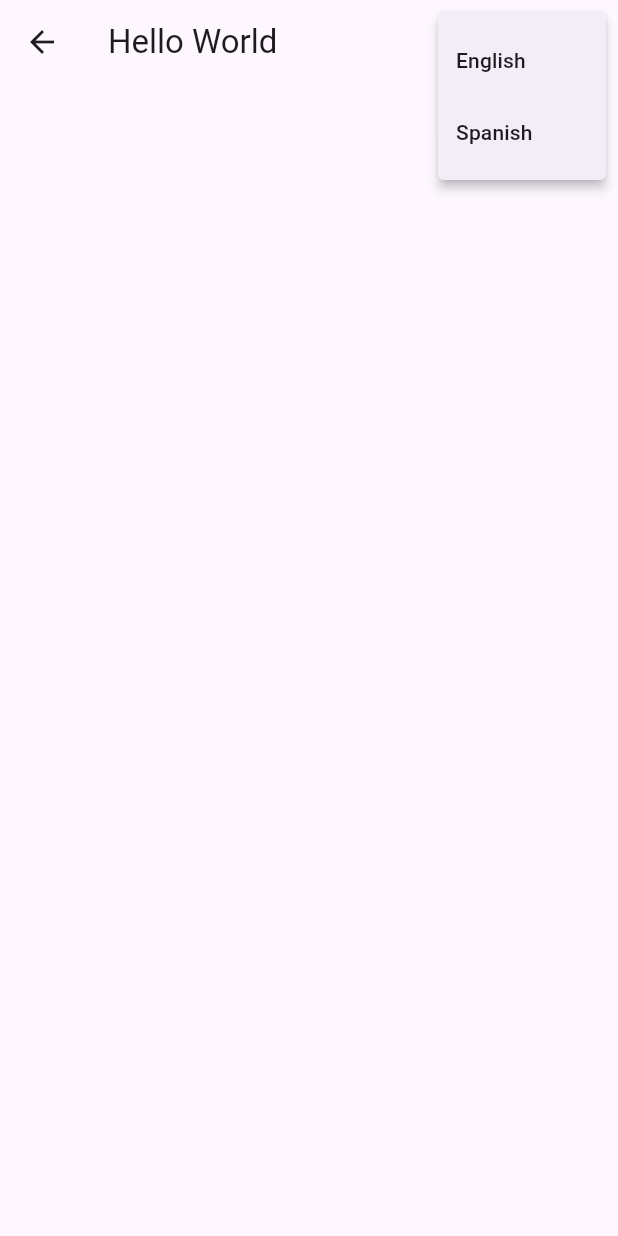
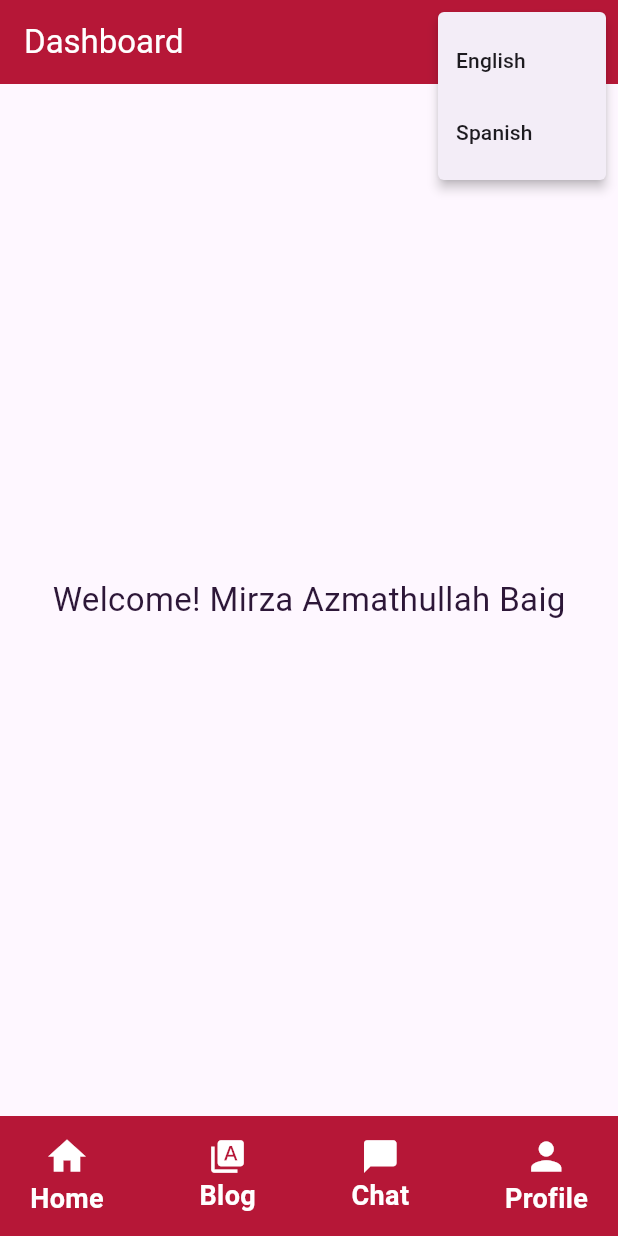
Before and after one commit to Mirzaazmath/flutter_localization_example, a Flutter app: the HomeScreen screen opened directly, after a tap on the "more vert" icon, on a phone screen of 412 x 824 dp. Run offline on Flutter 3.47's test engine with Material 3 defaults, Android fonts, the phone set to English and light mode, and no system bars; our stand-ins replace shared_preferences; accounts and stored records are empty; generated files the repository leaves out were written again.

Commit message:
added some ui in home Screen

```diff
--- a/lib/main.dart
+++ b/lib/main.dart
@@ -2,6 +2,7 @@ import 'package:flutter/material.dart';
 import 'package:flutter_locallization_example/providers/change_language_provider.dart';
 import 'package:flutter_localizations/flutter_localizations.dart';
 import 'package:flutter_gen/gen_l10n/app_localizations.dart';
+import 'package:flutter_locallization_example/screens/home_screen.dart';
 import 'package:flutter_locallization_example/screens/login_screen.dart';
 import 'package:flutter_locallization_example/screens/onboard_screen.dart';
 import 'package:flutter_locallization_example/screens/register_screen.dart';
@@ -49,7 +50,7 @@ class MyApp extends StatelessWidget {
               GlobalWidgetsLocalizations.delegate,
             ],
             supportedLocales: [Locale('en'), Locale('es')],
-            home: RegisterScreen(),
+            home: HomeScreen(),
           );
         },
       ),
--- a/lib/screens/home_screen.dart
+++ b/lib/screens/home_screen.dart
@@ -1,5 +1,4 @@
 import 'package:flutter/material.dart';
-import 'package:flutter_gen/gen_l10n/app_localizations.dart';
 import 'package:flutter_locallization_example/providers/change_language_provider.dart';
 import 'package:provider/provider.dart';
 
@@ -12,33 +11,83 @@ class HomeScreen extends StatefulWidget {
   State<HomeScreen> createState() => _HomeScreenState();
 }
 
+class _HomeScreenState extends State<HomeScreen> {
 
 
-class _HomeScreenState extends State<HomeScreen> {
   @override
   Widget build(BuildContext context) {
     return Scaffold(
       appBar: AppBar(
-        title: Text(AppLocalizations.of(context)!.helloWorld),
+        foregroundColor: Colors.white,
+        backgroundColor: Theme.of(context).primaryColor,
+        title: Text("Dashboard", style: TextStyle(color: Colors.white)),
         actions: [
-          Consumer<ChangeLanguageProvider>(builder: (context,provider,child){
+          Consumer<ChangeLanguageProvider>(
+            builder: (context, provider, child) {
               return PopupMenuButton(
                 onSelected: (lang) {
-                if(lang == Language.english){
+                  if (lang == Language.english) {
                     provider.updateLanguage(Locale('en'));
-                }else{
+                  } else {
                     provider.updateLanguage(Locale('es'));
                   }
                 },
                 itemBuilder: (BuildContext context) {
                   return [
-                  PopupMenuItem(value: Language.english, child: Text("English")),
-                  PopupMenuItem(value: Language.spanish, child: Text("Spanish")),
+                    PopupMenuItem(
+                      value: Language.english,
+                      child: Text("English"),
+                    ),
+                    PopupMenuItem(
+                      value: Language.spanish,
+                      child: Text("Spanish"),
+                    ),
                   ];
                 },
               );
-          })
+            },
+          ),
         ],
+      ),
+      body: Padding(padding: EdgeInsets.all(20),
+      child: Center(child: Text("Welcome! Mirza Azmathullah Baig",style: TextStyle(color: Theme.of(context).primaryColorDark,fontSize: 22),)),),
+      bottomNavigationBar: Container(
+        height: 80,
+        padding: EdgeInsets.symmetric(horizontal: 20),
+        decoration: BoxDecoration(color: Theme.of(context).primaryColor),
+        child: Row(
+          mainAxisAlignment: MainAxisAlignment.spaceBetween,
+          children: [
+            Column(
+              mainAxisAlignment: MainAxisAlignment.center,
+              children: [
+                Icon(Icons.home,color: Colors.white,size: 30,),
+                Text("Home",style: TextStyle(color: Colors.white,fontSize: 18,fontWeight: FontWeight.w600),)
+              ],
+            ),
+            Column(
+              mainAxisAlignment: MainAxisAlignment.center,
+              children: [
+                Icon(Icons.type_specimen,color: Colors.white,size: 26,),
+                Text("Blog",style: TextStyle(color: Colors.white,fontSize: 18,fontWeight: FontWeight.w600),)
+              ],
+            ),
+            Column(
+              mainAxisAlignment: MainAxisAlignment.center,
+              children: [
+                Icon(Icons.chat_bubble,color: Colors.white,size: 26,),
+                Text("Chat",style: TextStyle(color: Colors.white,fontSize: 18,fontWeight: FontWeight.w600),)
+              ],
+            ),
+            Column(
+              mainAxisAlignment: MainAxisAlignment.center,
+              children: [
+                Icon(Icons.person,color: Colors.white,size: 30,),
+                Text("Profile",style: TextStyle(color: Colors.white,fontSize: 18,fontWeight: FontWeight.w600),)
+              ],
+            )
+          ],
+        ),
       ),
     );
   }
```
Lines whose indentation alone changed are shown as unchanged.
